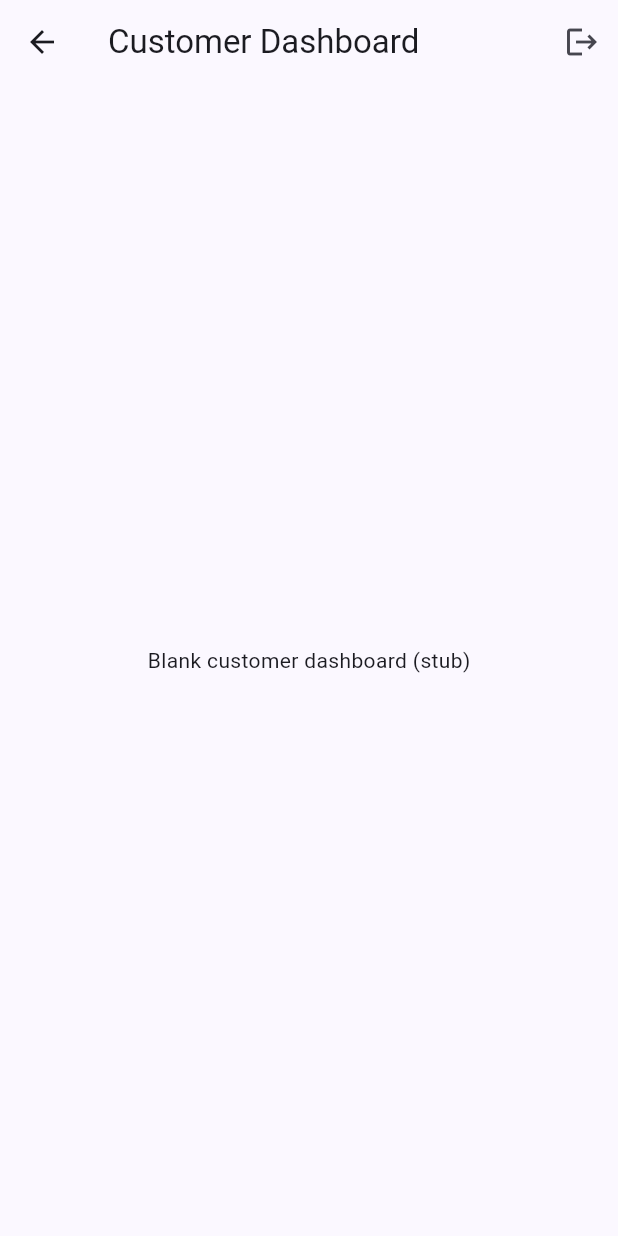
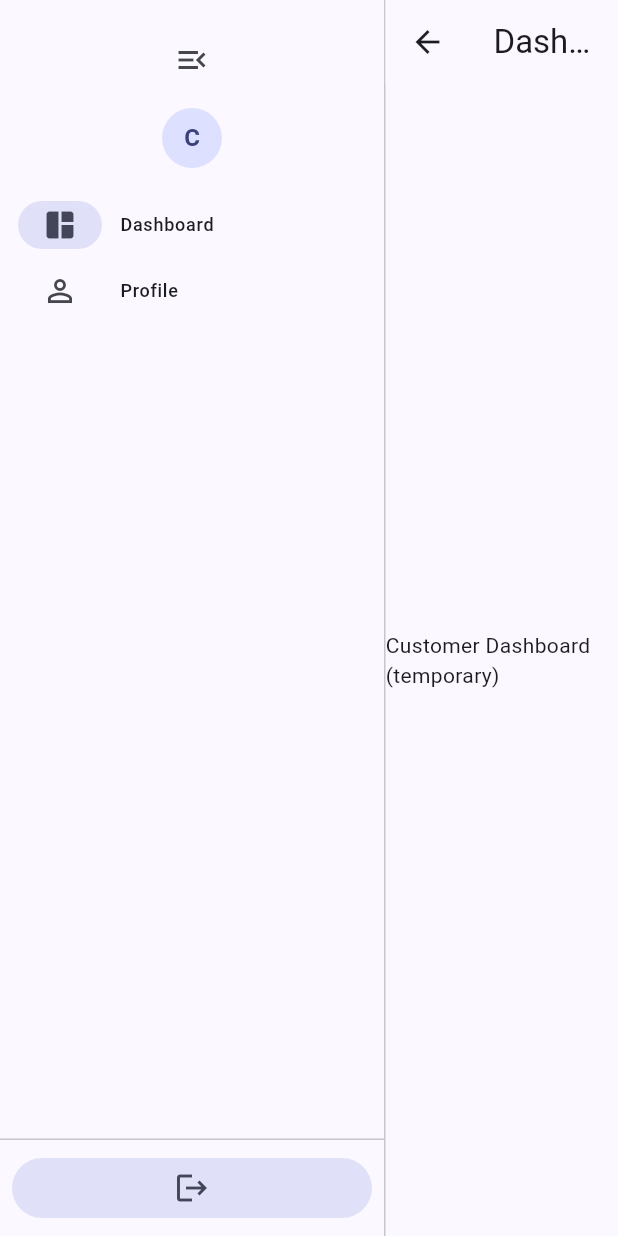
Before and after one commit to Yashanki/help-desk, a Flutter app: the CustomerDashboard screen opened directly, on a phone screen of 412 x 824 dp. Run offline on Flutter 3.47's test engine with Material 3 defaults, Android fonts, the phone set to English and light mode, and no system bars; our stand-ins replace cloud_firestore, firebase_auth, firebase_core; accounts and stored records are empty; statements that could not run were skipped.

Commit message:
customer nav

```diff
--- a/lib/pages/customer_dashboard.dart
+++ b/lib/pages/customer_dashboard.dart
@@ -1,23 +1,123 @@
 import 'package:flutter/material.dart';
 import 'package:firebase_auth/firebase_auth.dart';
 
-class CustomerDashboard extends StatelessWidget {
+import 'customer_home.dart';
+import 'customer_profile.dart';
+
+class CustomerDashboard extends StatefulWidget {
   const CustomerDashboard({super.key});
 
   @override
+  State<CustomerDashboard> createState() => _CustomerDashboardState();
+}
+
+class _CustomerDashboardState extends State<CustomerDashboard> {
+  int _selected = 0;
+  bool _extended = true;
+
+  @override
   Widget build(BuildContext context) {
+    final user = FirebaseAuth.instance.currentUser;
+    final display = user?.displayName?.trim();
+    final email = user?.email?.trim() ?? '';
+    final initial =
+        (display?.isNotEmpty == true
+                ? display![0]
+                : (email.isNotEmpty ? email[0] : 'C'))
+            .toUpperCase();
+
+    final pages = <Widget>[const CustomerHome(), const CustomerProfilePage()];
+
     return Scaffold(
-      appBar: AppBar(
-        title: const Text('Customer Dashboard'),
-        actions: [
-          IconButton(
-            tooltip: 'Sign out',
-            onPressed: () async => FirebaseAuth.instance.signOut(),
-            icon: const Icon(Icons.logout),
-          ),
-        ],
+      body: SafeArea(
+        child: Row(
+          children: [
+            AnimatedContainer(
+              duration: const Duration(milliseconds: 200),
+              curve: Curves.easeInOut,
+              width: _extended ? 256.0 : 80.0,
+              child: Material(
+                color: Theme.of(context).colorScheme.surface,
+                child: Column(
+                  children: [
+                    Expanded(
+                      child: NavigationRail(
+                        extended: _extended,
+                        selectedIndex: _selected,
+                        groupAlignment: -1.0,
+                        onDestinationSelected: (i) =>
+                            setState(() => _selected = i),
+                        leading: Padding(
+                          padding: const EdgeInsets.symmetric(vertical: 8),
+                          child: Column(
+                            children: [
+                              IconButton(
+                                tooltip: _extended ? 'Collapse' : 'Expand',
+                                onPressed: () =>
+                                    setState(() => _extended = !_extended),
+                                icon: Icon(
+                                  _extended ? Icons.menu_open : Icons.menu,
+                                ),
+                              ),
+                              const SizedBox(height: 8),
+                              CircleAvatar(
+                                radius: 20,
+                                child: Text(
+                                  initial,
+                                  style: const TextStyle(
+                                    fontWeight: FontWeight.w700,
+                                  ),
+                                ),
+                              ),
+                            ],
+                          ),
+                        ),
+                        destinations: const [
+                          NavigationRailDestination(
+                            icon: Icon(Icons.space_dashboard_outlined),
+                            selectedIcon: Icon(Icons.space_dashboard),
+                            label: Text('Dashboard'),
+                          ),
+                          NavigationRailDestination(
+                            icon: Icon(Icons.person_outline),
+                            selectedIcon: Icon(Icons.person),
+                            label: Text('Profile'),
+                          ),
+                        ],
+                        trailing:
+                            const SizedBox.shrink(), // don't float logout here
+                      ),
+                    ),
+
+                    const Divider(height: 1),
+
+                    // --- Bottom Logout Button ---
+                    Padding(
+                      padding: const EdgeInsets.all(8.0),
+                      child: SizedBox(
+                        width: double.infinity,
+                        child: IconButton.filledTonal(
+                          tooltip: 'Logout',
+                          onPressed: () async =>
+                              FirebaseAuth.instance.signOut(),
+                          icon: const Icon(Icons.logout),
+                        ),
+                      ),
+                    ),
+                  ],
+                ),
+              ),
+            ),
+            const VerticalDivider(width: 1),
+            Expanded(
+              child: AnimatedSwitcher(
+                duration: const Duration(milliseconds: 200),
+                child: pages[_selected],
+              ),
+            ),
+          ],
+        ),
       ),
-      body: const Center(child: Text('Blank customer dashboard (stub)')),
     );
   }
 }
--- /dev/null
+++ b/lib/pages/customer_home.dart
@@ -0,0 +1,14 @@
+import 'package:flutter/material.dart';
+
+class CustomerHome extends StatelessWidget {
+  const CustomerHome({super.key});
+
+  @override
+  Widget build(BuildContext context) {
+    return Scaffold(
+      backgroundColor: Colors.transparent,
+      appBar: AppBar(title: Text('Dashboard')),
+      body: Center(child: Text('Customer Dashboard (temporary)')),
+    );
+  }
+}
--- /dev/null
+++ b/lib/pages/customer_profile.dart
@@ -0,0 +1,37 @@
+import 'package:flutter/material.dart';
+import 'package:firebase_auth/firebase_auth.dart';
+
+class CustomerProfilePage extends StatelessWidget {
+  const CustomerProfilePage({super.key});
+
+  @override
+  Widget build(BuildContext context) {
+    final user = FirebaseAuth.instance.currentUser;
+
+    return Scaffold(
+      backgroundColor: Colors.transparent,
+      appBar: AppBar(title: const Text('Profile')),
+      body: Center(
+        child: Card(
+          margin: const EdgeInsets.all(24),
+          child: Padding(
+            padding: const EdgeInsets.all(20),
+            child: Column(
+              mainAxisSize: MainAxisSize.min,
+              children: [
+                Text(
+                  user?.displayName ?? 'Customer',
+                  style: Theme.of(context).textTheme.titleLarge,
+                ),
+                const SizedBox(height: 8),
+                Text(user?.email ?? 'customer@example.com'),
+                const SizedBox(height: 16),
+                const Text('This is a temporary customer profile page.'),
+              ],
+            ),
+          ),
+        ),
+      ),
+    );
+  }
+}
```
